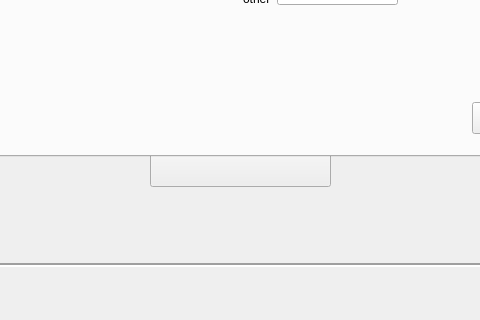
Old version of the form GUIProject/QtGUI/mainwindow.ui in the repository johan1252/QNoteGet; both pictures show x 310 to 790 and y 340 to 660 of the 1122 by 660 pixel window.
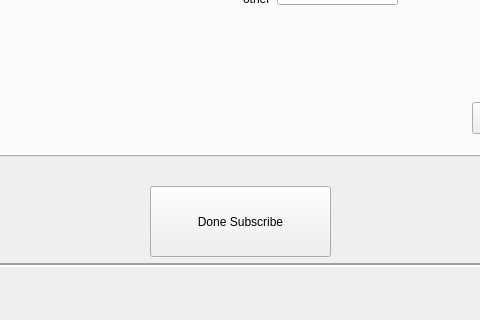
New version of the form. The open tabs and pages were chosen to show the change. Icons and pictures are not drawn.

Commit message: added some hardcoded fake directories for list items

Patch:
```diff
--- a/GUIProject/QtGUI/mainwindow.ui
+++ b/GUIProject/QtGUI/mainwindow.ui
@@ -526,7 +526,7 @@
        <property name="geometry">
         <rect>
          <x>440</x>
-         <y>410</y>
+         <y>480</y>
          <width>181</width>
          <height>71</height>
         </rect>
```
Left out of the diff: 8 changed lines with no effect on the pictures. The commit also changes 2 other files.
